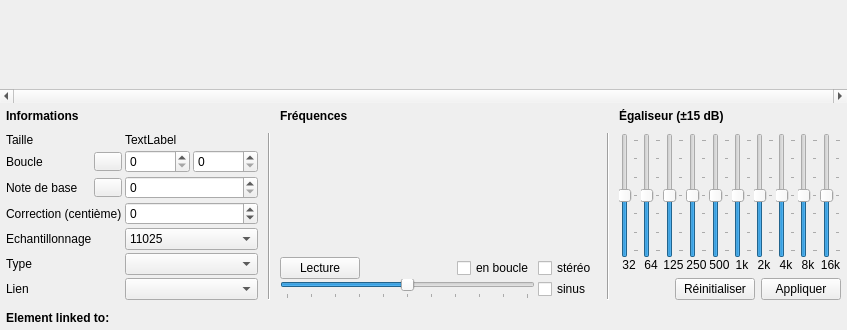
davy7125/polyphone, file sources/editor/pagesmpl.ui: the form before one commit.
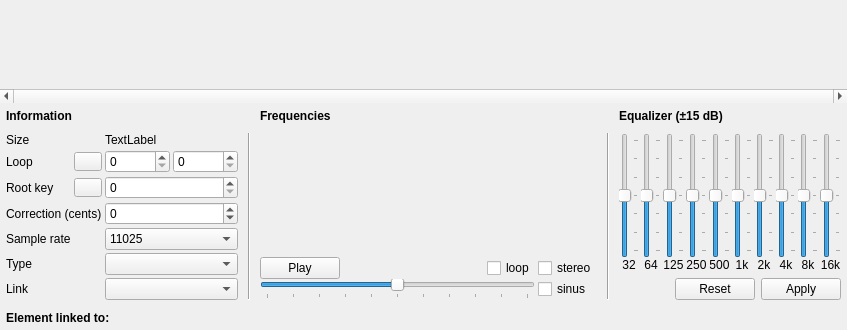
The form after the commit. Icons and pictures are not drawn. Custom widgets are drawn as their Qt base class.

What changed in the file:
```diff
--- a/sources/editor/pagesmpl.ui
+++ b/sources/editor/pagesmpl.ui
@@ -721,7 +721,7 @@
                </size>
               </property>
               <property name="text">
-               <string>Réinitialiser</string>
+               <string>Reset</string>
               </property>
              </widget>
             </item>
@@ -740,7 +740,7 @@
                </size>
               </property>
               <property name="text">
-               <string>Appliquer</string>
+               <string>Apply</string>
               </property>
              </widget>
             </item>
@@ -787,7 +787,7 @@
          </font>
         </property>
         <property name="text">
-         <string>Égaliseur (±15 dB)</string>
+         <string>Equalizer (±15 dB)</string>
         </property>
        </widget>
       </item>
@@ -859,7 +859,7 @@
           <item row="0" column="0">
            <widget class="QPushButton" name="pushLecture">
             <property name="text">
-             <string>Lecture</string>
+             <string>Play</string>
             </property>
             <property name="checkable">
              <bool>true</bool>
@@ -913,7 +913,7 @@
              </sizepolicy>
             </property>
             <property name="text">
-             <string>en boucle</string>
+             <string>loop</string>
             </property>
            </widget>
           </item>
@@ -926,7 +926,7 @@
              </sizepolicy>
             </property>
             <property name="text">
-             <string>stéréo</string>
+             <string>stereo</string>
             </property>
            </widget>
           </item>
@@ -965,7 +965,7 @@
          </font>
         </property>
         <property name="text">
-         <string>Fréquences</string>
+         <string>Frequencies</string>
         </property>
        </widget>
       </item>
@@ -995,7 +995,7 @@
            <item row="1" column="0">
             <widget class="QLabel" name="label_2">
              <property name="text">
-              <string>Boucle</string>
+              <string>Loop</string>
              </property>
             </widget>
            </item>
@@ -1141,21 +1141,21 @@
            <item row="0" column="0" colspan="2">
             <widget class="QLabel" name="label">
              <property name="text">
-              <string>Taille</string>
+              <string>Size</string>
              </property>
             </widget>
            </item>
            <item row="3" column="0" colspan="2">
             <widget class="QLabel" name="label_4">
              <property name="text">
-              <string>Correction (centième)</string>
+              <string>Correction (cents)</string>
              </property>
             </widget>
            </item>
            <item row="4" column="0" colspan="2">
             <widget class="QLabel" name="label_6">
              <property name="text">
-              <string>Echantillonnage</string>
+              <string>Sample rate</string>
              </property>
             </widget>
            </item>
@@ -1169,14 +1169,14 @@
            <item row="6" column="0" colspan="2">
             <widget class="QLabel" name="label_5">
              <property name="text">
-              <string>Lien</string>
+              <string>Link</string>
              </property>
             </widget>
            </item>
            <item row="2" column="0">
             <widget class="QLabel" name="label_3">
              <property name="text">
-              <string>Note de base</string>
+              <string>Root key</string>
              </property>
             </widget>
            </item>
@@ -1232,7 +1232,7 @@
          </font>
         </property>
         <property name="text">
-         <string>Informations</string>
+         <string>Information</string>
         </property>
        </widget>
       </item>
```
Left out of the diff: 4 changed lines with no effect on the pictures.
